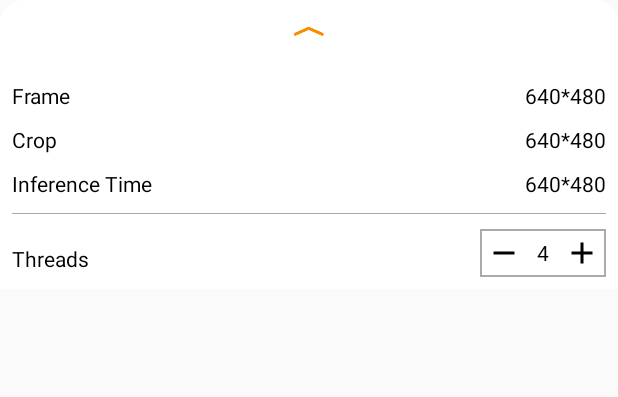
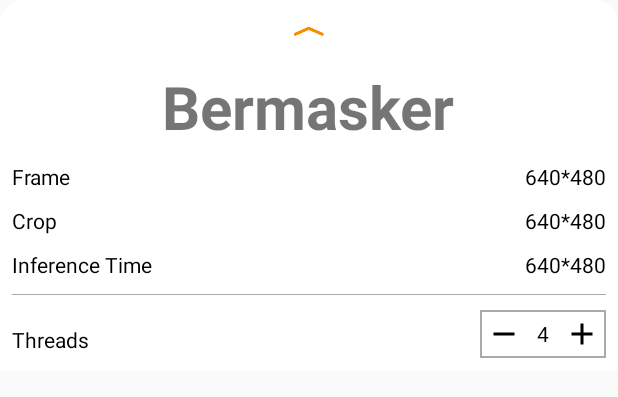
Before and after one commit to ruhyadi/SiliragungDet, an Android app: the layout tfe_od_layout_bottom_sheet.xml on its own in the app's theme, with its tools: preview values and no code run, on a phone screen of 412 x 824 dp. Shown: the top 397 px of the screen. Run offline under Robolectric (Android 15) with nearby library versions, the phone set to English and light mode, and no system bars.

Commit message:
many changes

```diff
--- a/app/src/main/java/org/tensorflow/lite/examples/detection/DetectorActivity.java
+++ b/app/src/main/java/org/tensorflow/lite/examples/detection/DetectorActivity.java
@@ -60,7 +60,7 @@ public class DetectorActivity extends CameraActivity implements OnImageAvailable
   private static final boolean MAINTAIN_ASPECT = false;
   private static final Size DESIRED_PREVIEW_SIZE = new Size(640, 480);
   private static final boolean SAVE_PREVIEW_BITMAP = false;
-  private static final float TEXT_SIZE_DIP = 10;
+  private static final float TEXT_SIZE_DIP = 5;
   OverlayView trackingOverlay;
   private Integer sensorOrientation;
 
@@ -198,11 +198,11 @@ public class DetectorActivity extends CameraActivity implements OnImageAvailable
 
             final List<Detector.Recognition> mappedRecognitions =
                 new ArrayList<Detector.Recognition>();
-
+            // draw rectangle
             for (final Detector.Recognition result : results) {
               final RectF location = result.getLocation();
               if (location != null && result.getConfidence() >= minimumConfidence) {
-                canvas.drawRect(location, paint);
+                //canvas.drawRect(location, paint);
 
                 cropToFrameTransform.mapRect(location);
 
--- a/app/src/main/res/layout/tfe_od_layout_bottom_sheet.xml
+++ b/app/src/main/res/layout/tfe_od_layout_bottom_sheet.xml
@@ -28,6 +28,14 @@
             android:src="@drawable/icn_chevron_up" />
 
     </LinearLayout>
+
+    <TextView
+        android:id="@+id/status"
+        android:layout_width="wrap_content"
+        android:layout_height="wrap_content"
+        android:textSize="18pt"
+        android:textStyle="bold"
+        android:text="Bermasker" />
 
     <LinearLayout
         android:layout_width="match_parent"
```
Also changed, not shown: app/src/main/java/org/tensorflow/lite/examples/detection/customview/RecognitionScoreView.java (+11 -1 lines).
